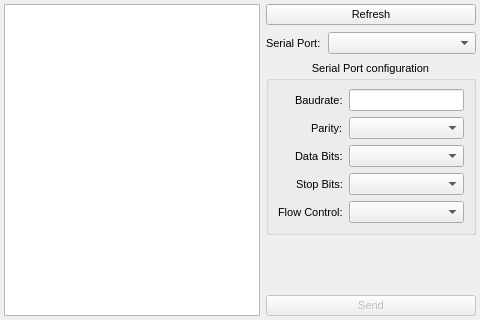
Before: the Qt Designer form src/ui/loader.ui in simaoamorim/SerialProgramLoader, drawn with Qt 5.
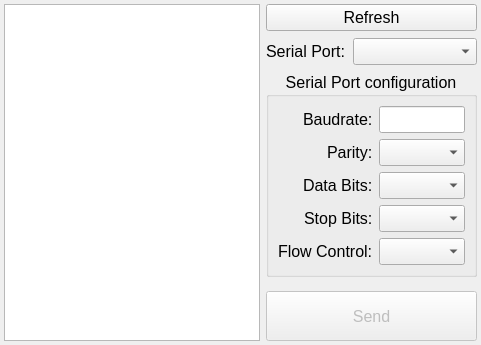
After: the same form once the commit is applied.

Commit message: Increase general font size

Patch:
```diff
--- a/src/ui/loader.ui
+++ b/src/ui/loader.ui
@@ -12,7 +12,7 @@
   </property>
   <property name="font">
    <font>
-    <pointsize>8</pointsize>
+    <pointsize>12</pointsize>
    </font>
   </property>
   <property name="windowTitle">
@@ -182,6 +182,18 @@
         <property name="enabled">
          <bool>false</bool>
         </property>
+        <property name="sizePolicy">
+         <sizepolicy hsizetype="Minimum" vsizetype="Minimum">
+          <horstretch>0</horstretch>
+          <verstretch>0</verstretch>
+         </sizepolicy>
+        </property>
+        <property name="minimumSize">
+         <size>
+          <width>0</width>
+          <height>50</height>
+         </size>
+        </property>
         <property name="text">
          <string>Send</string>
         </property>
@@ -193,7 +205,7 @@
    <item row="0" column="0">
     <widget class="QListWidget" name="programListWidget">
      <property name="sizePolicy">
-      <sizepolicy hsizetype="MinimumExpanding" vsizetype="MinimumExpanding">
+      <sizepolicy hsizetype="Minimum" vsizetype="Minimum">
        <horstretch>0</horstretch>
        <verstretch>0</verstretch>
       </sizepolicy>
```
The commit also changes 1 other file.
